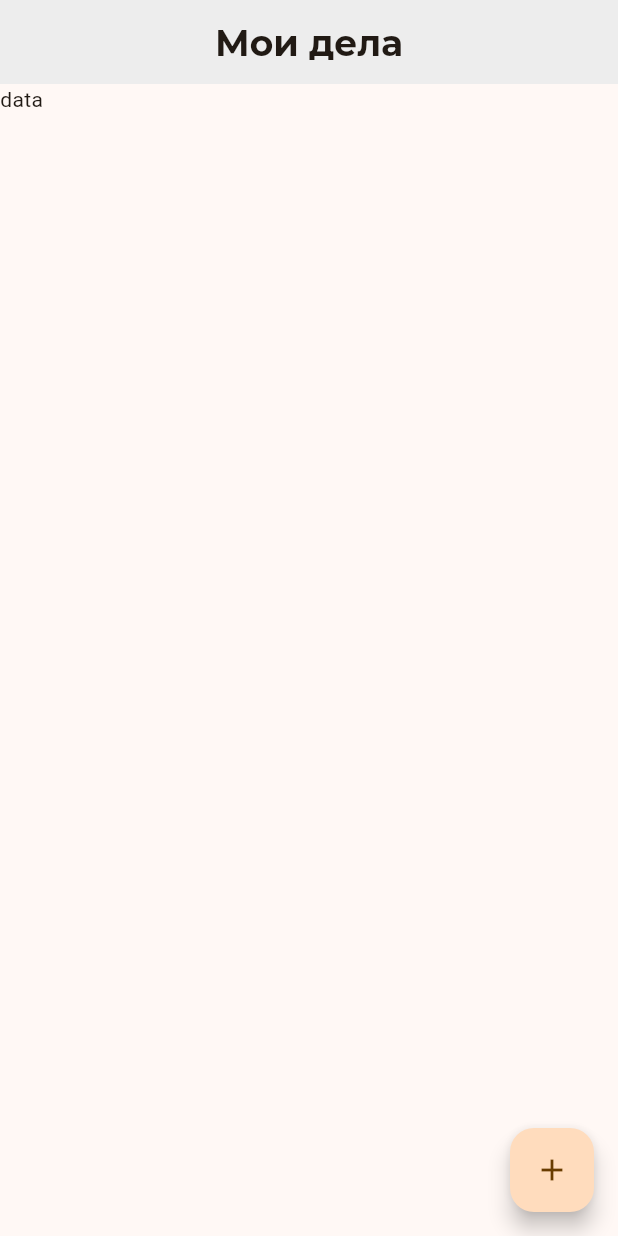
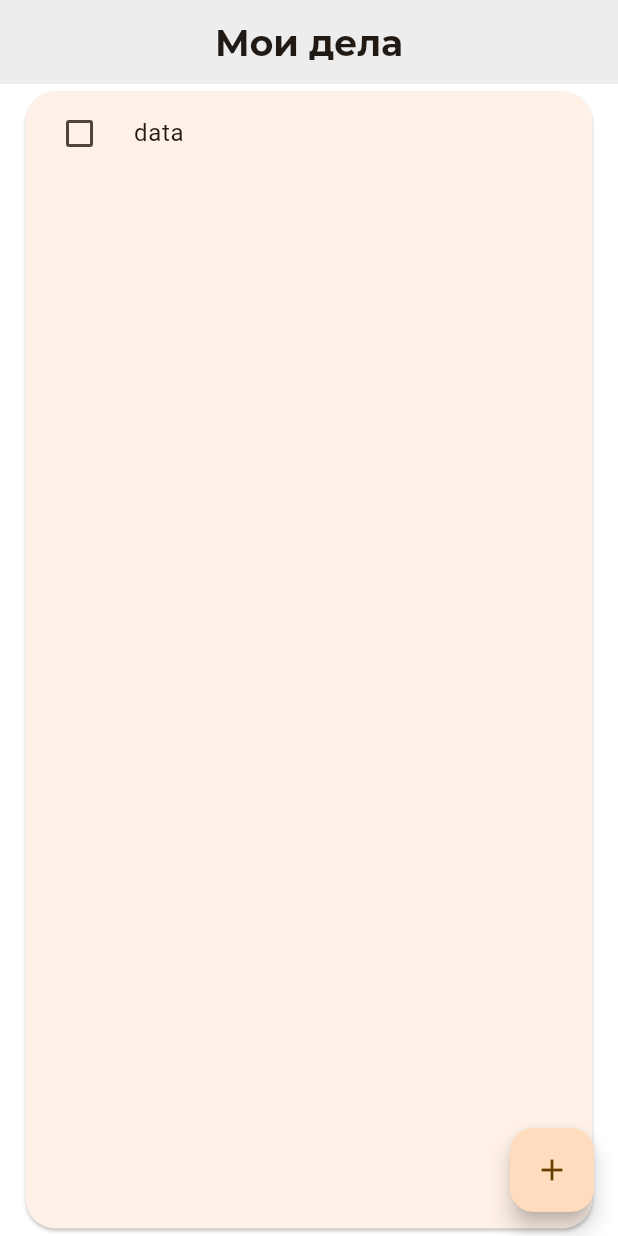
Before and after one commit to netos23/magic_todos, a Flutter app: the screen it shows after launch, after a tap on the "add" icon, on a phone screen of 412 x 824 dp. Run offline on Flutter 3.47's test engine with Material 2 defaults, Android fonts, the phone set to English and light mode, and no system bars; our stand-ins replace google_fonts.

Commit message:
feature(todo-list) add caard

```diff
--- a/lib/app.dart
+++ b/lib/app.dart
@@ -14,8 +14,8 @@ class TodoApp extends StatelessWidget {
           seedColor: const Color(0xFFFF9900),
           primary: const Color(0xFFFF9900),
           background: const Color(0xFFEDEDED),
+          surface: Colors.white,
         ),
-
         textTheme: TextTheme(
           headlineSmall: GoogleFonts.montserrat(
             fontSize: 24,
--- a/lib/pages/todo_list_page/todo_list_page.dart
+++ b/lib/pages/todo_list_page/todo_list_page.dart
@@ -22,11 +22,32 @@ class _TodoListPageState extends State<TodoListPage> {
           style: themeData.textTheme.headlineSmall,
         ),
       ),
-      body: ListView.builder(
-        itemCount: _todos.length,
-        itemBuilder: (context, index) {
-          return Text(_todos[index]);
-        },
+      body: SafeArea(
+        top: false,
+        child: Card(
+          margin: const EdgeInsets.symmetric(
+            horizontal: 17,
+            vertical: 5,
+          ),
+          shape: const RoundedRectangleBorder(
+            borderRadius: BorderRadius.all(
+              Radius.circular(
+                20,
+              ),
+            ),
+          ),
+          child: ListView.builder(
+            itemCount: _todos.length,
+            itemBuilder: (context, index) {
+              return CheckboxListTile(
+                controlAffinity: ListTileControlAffinity.leading,
+                value: false,
+                onChanged: (_) {},
+                title: Text(_todos[index]),
+              );
+            },
+          ),
+        ),
       ),
       floatingActionButton: FloatingActionButton(
         onPressed: () {
```
